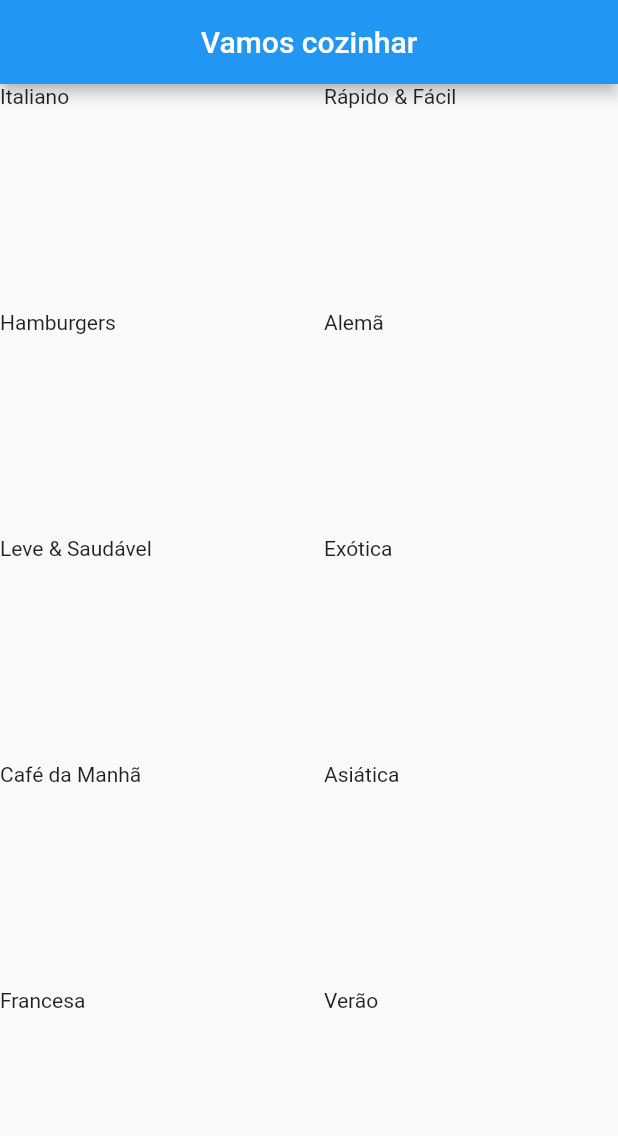
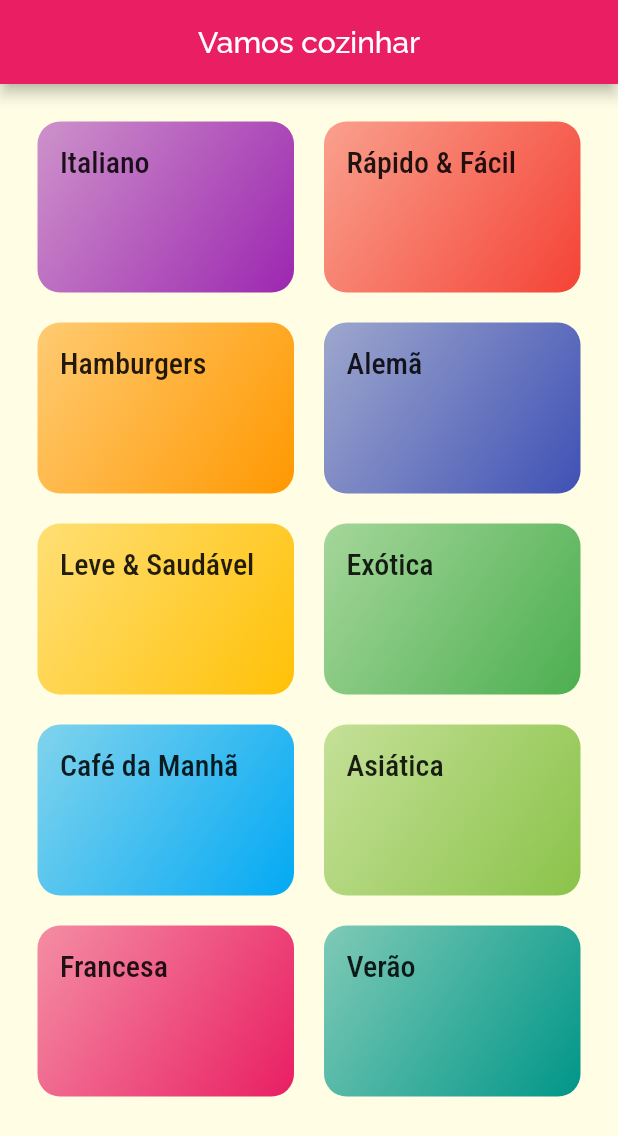
Before and after one commit to hartmannm/curso-flutter, a Flutter app: the screen it shows after launch, on a phone screen of 412 x 824 dp. Shown: the top 1136 px of the screen. Run offline on Flutter 3.47's test engine with Material 2 defaults, Android fonts, the phone set to English and light mode, and no system bars.

Commit message:
Alterado tema da aplicação
- Adicionados arquivos de fontes
- Ajustado tema da aplicação
- Ajustes no layout dos componentes

```diff
--- a/meals/lib/components/category_item.dart
+++ b/meals/lib/components/category_item.dart
@@ -9,7 +9,19 @@ class CategoryItem extends StatelessWidget {
   @override
   Widget build(BuildContext context) {
     return Container(
-      child: Text(category.title),
+      padding: EdgeInsets.all(15),
+      child: Text(
+        category.title,
+        style: Theme.of(context).textTheme.headline6,
+      ),
+      decoration: BoxDecoration(
+        borderRadius: BorderRadius.circular(15),
+        gradient: LinearGradient(
+          colors: [category.color.withOpacity(0.5), category.color],
+          begin: Alignment.topLeft,
+          end: Alignment.bottomRight,
+        ),
+      ),
     );
   }
 }
--- a/meals/lib/main.dart
+++ b/meals/lib/main.dart
@@ -9,7 +9,16 @@ class MyApp extends StatelessWidget {
     return MaterialApp(
       title: 'DeliMeals',
       theme: ThemeData(
-        primarySwatch: Colors.blue,
+        primarySwatch: Colors.pink,
+        accentColor: Colors.amber,
+        fontFamily: 'Raleway',
+        canvasColor: Color.fromRGBO(255, 254, 229, 1),
+        textTheme: ThemeData.light().textTheme.copyWith(
+              headline6: TextStyle(
+                fontSize: 20,
+                fontFamily: 'RobotoCondensed',
+              ),
+            ),
       ),
       home: CategoriesScreen(),
       debugShowCheckedModeBanner: false,
--- a/meals/lib/screens/categories_screen.dart
+++ b/meals/lib/screens/categories_screen.dart
@@ -11,6 +11,7 @@ class CategoriesScreen extends StatelessWidget {
         centerTitle: true,
       ),
       body: GridView(
+        padding: const EdgeInsets.all(25),
         gridDelegate: SliverGridDelegateWithMaxCrossAxisExtent(
           maxCrossAxisExtent: 200,
           childAspectRatio: 3 / 2,
```
Also changed, not shown: meals/pubspec.yaml (+18 -56 lines), meals/assets/fonts/Raleway-Black.ttf (added), meals/assets/fonts/Raleway-Bold.ttf (added), meals/assets/fonts/Raleway-Regular.ttf (added), meals/assets/fonts/RobotoCondensed-Bold.ttf (added), meals/assets/fonts/RobotoCondensed-Italic.ttf (added), meals/assets/fonts/RobotoCondensed-Light.ttf (added), meals/assets/fonts/RobotoCondensed-Regular.ttf (added).
